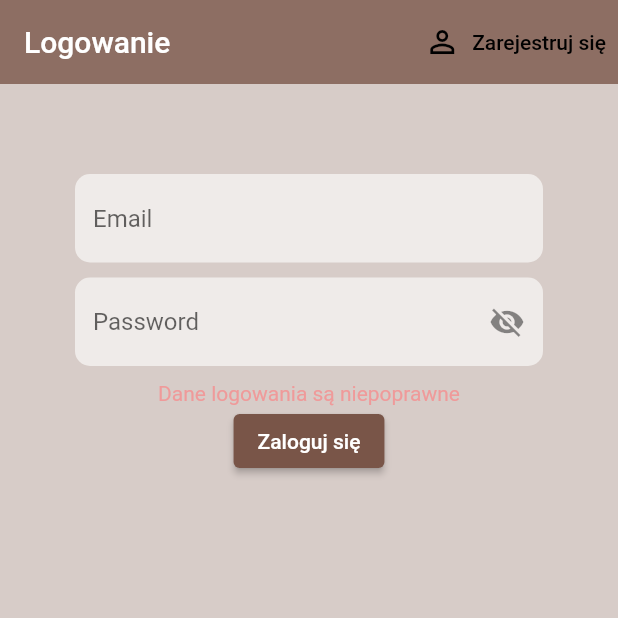
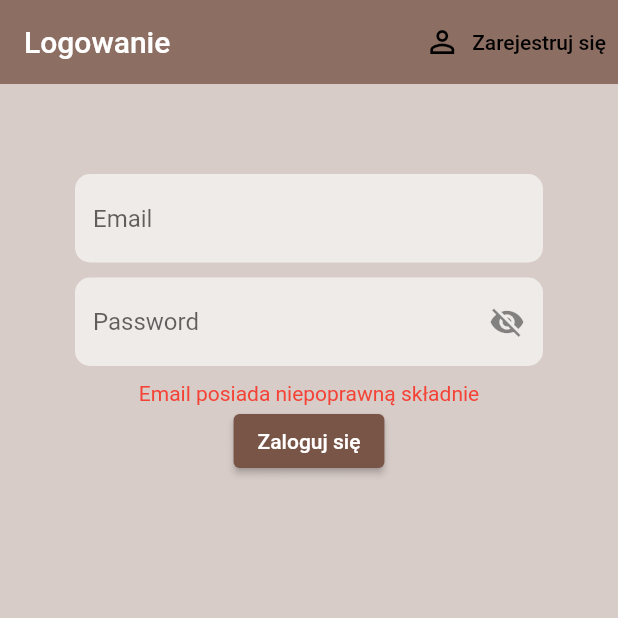
Before and after one commit to kacperkukulka/What-would-you-drink, a Flutter app: the screen it shows after launch, after a tap on "Zaloguj się", on a phone screen of 412 x 824 dp, the top half of it. Run offline on Flutter 3.47's test engine with Material 2 defaults, Android fonts, the phone set to English and light mode, and no system bars; our stand-ins replace carousel_slider, cloud_firestore, firebase_auth, firebase_core, flutter_spinkit, flutter_svg; accounts and stored records are empty.

Commit message:
Email validation and user avatar form not yet functional

```diff
--- a/what_would_you_drink/lib/displayData/data_colors.dart
+++ b/what_would_you_drink/lib/displayData/data_colors.dart
@@ -3,7 +3,7 @@ import 'package:flutter/material.dart';
 Color? colorAppBar = Colors.brown[400];
 Color? colorBg = Colors.brown[50];
 Color? colorBgDark = Colors.brown[100];
-Color? colorError = Colors.red[200];
+Color? colorError = Colors.red[500];
 Color? colorPrimary = Colors.brown[500];
 const Color colorTextPrimary = Colors.black;
 const Color colorTextSecondary = Colors.white;
--- a/what_would_you_drink/lib/screens/authenticate/sign_in.dart
+++ b/what_would_you_drink/lib/screens/authenticate/sign_in.dart
@@ -77,12 +77,22 @@ class _SignInState extends State<SignIn> {
                   setState(() => loading = true);
                   String email = emailController.value.text;
                   String pass = passController.value.text;
-                  LightUser? lightUser = await _auth.singInUserPass(email, pass);
-                  if(lightUser == null){
-                    setState((){
-                      errMsg = 'Dane logowania są niepoprawne';
+                  RegExp emailReg = RegExp(r"^[0-9A-Za-z.!#$%&'*+-/=?^_`{|}~]+@[0-9A-Z-a-z-]+(?:\.[0-9A-Z-a-z-]+)*$");
+                  if(!emailReg.hasMatch(email)){
+                    setState(() {
+                      errMsg = 'Email posiada niepoprawną składnie';
                       loading = false;
                     });
+                  }
+                  else{
+                    LightUser? lightUser = await _auth.singInUserPass(email, pass);
+                    if(lightUser == null){
+                      setState((){
+                        errMsg = 'Dane logowania są niepoprawne';
+                        loading = false;
+                        return;
+                      });
+                    }
                   }
                 },
                 child: const Text('Zaloguj się')
--- a/what_would_you_drink/pubspec.yaml
+++ b/what_would_you_drink/pubspec.yaml
@@ -39,6 +39,8 @@ dependencies:
   # The following adds the Cupertino Icons font to your application.
   # Use with the CupertinoIcons class for iOS style icons.
   cupertino_icons: ^1.0.2
+  flutter_svg: ^2.0.5
+  carousel_slider: ^4.2.1
 
 dev_dependencies:
   flutter_test:
```
Also changed, not shown: what_would_you_drink/lib/screens/authenticate/register.dart (+6 -1 lines), what_would_you_drink/lib/screens/home/setting_form.dart (+29 -0 lines), what_would_you_drink/firebase.json (added), what_would_you_drink/pubspec.lock, 11 other files.
